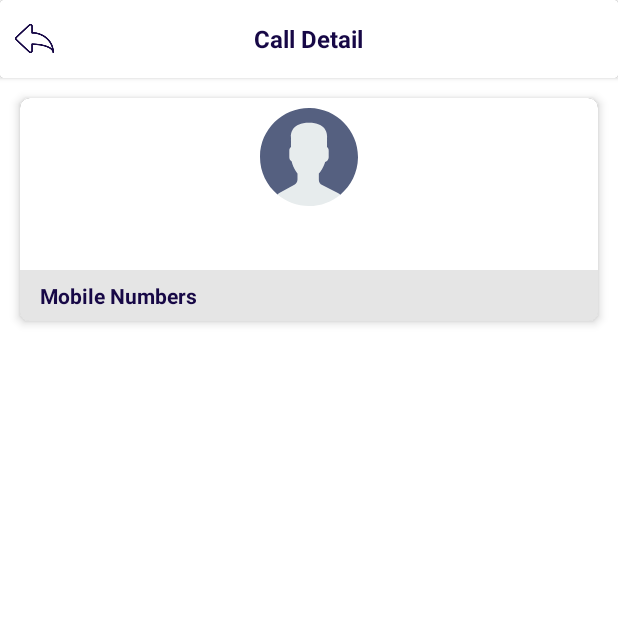
After one commit to BhadreshChavada/iCommunicate, an Android app: the CallDetailsActivity screen opened directly, with no data from a screen before it, on a phone screen of 412 x 824 dp, the top half of it. The commit adds this screen. Run offline under Robolectric (Android 15) with nearby library versions, the phone set to English and light mode, and no system bars; our stand-ins replace ButterKnife, sdp/ssp sizes.

Commit message:
call log done!

```diff
--- /dev/null
+++ b/app/src/main/java/com/icommunicate/activity/CallDetailsActivity.java
@@ -0,0 +1,132 @@
+package com.icommunicate.activity;
+
+import android.os.Bundle;
+import android.util.Log;
+import android.view.View;
+import android.widget.LinearLayout;
+import android.widget.TextView;
+
+import androidx.annotation.Nullable;
+import androidx.appcompat.app.AppCompatActivity;
+import androidx.appcompat.widget.AppCompatTextView;
+import androidx.recyclerview.widget.LinearLayoutManager;
+import androidx.recyclerview.widget.RecyclerView;
+
+import com.icommunicate.R;
+import com.icommunicate.adapter.CallHistoryAdapter;
+import com.icommunicate.apiCall.ApiConstant;
+import com.icommunicate.apiCall.IResult;
+import com.icommunicate.apiCall.requestCall.ApiCallDetails;
+import com.icommunicate.apiCall.requestModels.CallHistory;
+import com.icommunicate.apiCall.responseModels.CallRecordResponse;
+import com.icommunicate.apiCall.responseModels.LogsItem;
+import com.icommunicate.bean.RecentItem;
+import com.icommunicate.common.CommonMethods;
+
+import java.util.ArrayList;
+import java.util.List;
+
+import butterknife.BindView;
+import butterknife.ButterKnife;
+import butterknife.OnClick;
+
+/**
+ * Created by Bhadresh on 23,August,2020
+ */
+
+public class CallDetailsActivity extends AppCompatActivity {
+
+    CallHistoryAdapter mAdapter;
+    @BindView(R.id.recyclerview_call_log)
+    RecyclerView recyclerviewListenToRecord;
+    @BindView(R.id.contactName)
+    TextView contactName;
+    @BindView(R.id.contactNumber)
+    TextView contactNumber;
+    @BindView(R.id.action_bar_edit)
+    LinearLayout actionBarEdit;
+    @BindView(R.id.action_bar_title)
+    AppCompatTextView actionBarTitle;
+    @BindView(R.id.action_bar_back)
+    LinearLayout actionBarBack;
+
+    @Override
+    protected void onCreate(@Nullable Bundle savedInstanceState) {
+        super.onCreate(savedInstanceState);
+        setContentView(R.layout.activity_call_detail);
+        ButterKnife.bind(this);
+        actionBarEdit.setVisibility(View.GONE);
+        actionBarTitle.setText("Call Detail");
+        getCallDetails();
+    }
+
+    RecentItem callItem;
+
+    void getCallDetails() {
+        if (getIntent().getSerializableExtra(ApiConstant.CALLLOG) != null) {
+
+            callItem = (RecentItem) getIntent().getSerializableExtra(ApiConstant.CALLLOG);
+            Log.d("From", callItem.getFromNumber());
+            Log.d("To", callItem.getToNumber());
+
+            if (callItem.getContactName() != null)
+                contactName.setText(callItem.getContactName());
+            contactNumber.setText(callItem.getDisplayNumber());
+
+            CallHistory history = new CallHistory(callItem.getFromNumber(), callItem.getToNumber());
+            ArrayList<RecentItem> recentItemArrayList = new ArrayList<>();
+            ApiCallDetails apiCallDetails = new ApiCallDetails(this, new IResult() {
+                @Override
+                public void notifySuccess(String requestType, Object response) {
+                    if (response instanceof CallRecordResponse) {
+                        CallRecordResponse callRecordResponse = (CallRecordResponse) response;
+                        if (callRecordResponse != null) {
+                            if (callRecordResponse.getLogs() != null) {
+
+                                Log.d("Date", callRecordResponse.getLogs().get(0).getStartTime().getDate());
+
+                                List<LogsItem> logsItemList = callRecordResponse.getLogs();
+                                if (logsItemList.size() > 0) {
+                                    for (int i = 0; i < logsItemList.size(); i++) {
+                                        LogsItem logsItem = logsItemList.get(i);
+                                        recentItemArrayList.add(new RecentItem(
+                                                logsItem.getCallerName(),
+                                                CommonMethods.getValue(logsItem.getFromFormatted()),
+                                                logsItem.getFrom(), logsItem.getTo(),
+                                                logsItem.getDirection().contains("inbound") ? 2 : 1,
+                                                CommonMethods.getValue(logsItem.getDuration()),
+                                                logsItem.getDateCreated().getDate(), logsItem.getSid()
+                                        ));
+                                    }
+                                }
+                            }
+                        }
+                        setUpListing(recentItemArrayList);
+                    }
+
+                }
+
+
+                @Override
+                public void notifyNetworkSuccess(String requestType) {
+
+                }
+            });
+            apiCallDetails.execute(history);
+
+
+        }
+    }
+
+    private void setUpListing(ArrayList<RecentItem> recentItemArrayList) {
+        mAdapter = new CallHistoryAdapter(this, recentItemArrayList);
+        recyclerviewListenToRecord.setAdapter(mAdapter);
+        recyclerviewListenToRecord.setLayoutManager(new LinearLayoutManager(this));
+        mAdapter.notifyDataSetChanged();
+    }
+
+    @OnClick(R.id.action_bar_back)
+    public void onViewClicked() {
+        onBackPressed();
+    }
+}
--- a/app/src/main/java/com/icommunicate/adapter/RecentAdapter.java
+++ b/app/src/main/java/com/icommunicate/adapter/RecentAdapter.java
@@ -82,8 +82,10 @@ public class RecentAdapter extends RecyclerView.Adapter<RecentAdapter.MyViewHold
                 holder.rowRecentCallType.setImageDrawable(ContextCompat.getDrawable(mContext, R.drawable.ic_call_missed_outgoing));
                 break;
         }
+
+
         holder.rowRecentContactName.setText(question.getContactName());
-        holder.rowRecentContactNumber.setText(question.getContactNumber());
+        holder.rowRecentContactNumber.setText(question.getDisplayNumber());
 
         holder.rowRecentCallDate.setText(DateUtil.setUpDate(question.getCallCreated()));
         holder.rowRecentCallTime.setText(DateUtil.setUpTime(question.getCallCreated()));
--- a/app/src/main/java/com/icommunicate/apiCall/ApiConstant.java
+++ b/app/src/main/java/com/icommunicate/apiCall/ApiConstant.java
@@ -3,5 +3,6 @@ package com.icommunicate.apiCall;
 public class ApiConstant {
 
     public static final String CONTACT = "Contact";
+    public static final String CALLLOG = "CallLog";
     public static String BASE_URL = "http://icommunicate.electromech.ie"; // LIVE URL
 }
--- a/app/src/main/java/com/icommunicate/apiCall/RetroApi.java
+++ b/app/src/main/java/com/icommunicate/apiCall/RetroApi.java
@@ -1,5 +1,6 @@
 package com.icommunicate.apiCall;
 
+import com.icommunicate.apiCall.requestModels.CallHistory;
 import com.icommunicate.apiCall.requestModels.CallRecordingRequest;
 import com.icommunicate.apiCall.requestModels.DefultNumberRequest;
 import com.icommunicate.apiCall.requestModels.DeleteCallLogRequest;
@@ -68,4 +69,8 @@ public interface RetroApi {
     @POST("icoomunicate/users/callLogs")
     @Headers({"Content-Type: application/json"})
     Call<ResponseBody> getCallLogs();
+
+    @POST("icoomunicate/users//callLogsTwoNumber")
+    @Headers({"Content-Type: application/json"})
+    Call<ResponseBody> getCallHistory(@Body CallHistory callHistory);
 }
--- a/app/src/main/java/com/icommunicate/fragment/subFragment/FragmentSettingListenToRecordCall.java
+++ b/app/src/main/java/com/icommunicate/fragment/subFragment/FragmentSettingListenToRecordCall.java
@@ -2,7 +2,6 @@ package com.icommunicate.fragment.subFragment;
 
 import android.content.Context;
 import android.content.Intent;
-import android.net.Uri;
 import android.os.Bundle;
 import android.view.LayoutInflater;
 import android.view.View;
@@ -125,11 +124,12 @@ public class FragmentSettingListenToRecordCall extends BaseFragment {
                                 for (int i = 0; i < logsItemList.size(); i++) {
                                     LogsItem logsItem = logsItemList.get(i);
                                     recentItemArrayList.add(new RecentItem(
-                                            "Twillio-Number",
+                                            logsItem.getCallerName(),
                                             CommonMethods.getValue(logsItem.getFromFormatted()),
+                                            logsItem.getFrom(), logsItem.getTo(),
                                             logsItem.getDirection().contains("inbound") ? 2 : 1,
                                             CommonMethods.getValue(logsItem.getDuration()),
-                                            logsItem.getDateCreated().getDate(),logsItem.getSid()
+                                            logsItem.getDateCreated().getDate(), logsItem.getSid()
                                     ));
                                 }
                             }
--- a/app/src/main/java/com/icommunicate/twillio/VoiceActivityDuplicate.java
+++ b/app/src/main/java/com/icommunicate/twillio/VoiceActivityDuplicate.java
@@ -212,7 +212,8 @@ public class VoiceActivityDuplicate extends AppCompatActivity {
             if (bundle.containsKey("Name")) {
                 name = bundle.getString("Name");
                 contactName.setText(name);
-                params.put("name", name);
+                if (name != null)
+                    params.put("name", name);
             } else {
                 params.put("name", phoneNumber.toString());
             }
--- /dev/null
+++ b/app/src/main/res/layout/activity_call_detail.xml
@@ -0,0 +1,78 @@
+<?xml version="1.0" encoding="utf-8"?>
+<LinearLayout xmlns:android="http://schemas.android.com/apk/res/android"
+    xmlns:app="http://schemas.android.com/apk/res-auto"
+    android:layout_width="match_parent"
+    android:layout_height="match_parent"
+    android:background="@color/white"
+    android:orientation="vertical">
+
+    <include layout="@layout/custom_action_bar_layout_with_back" />
+
+
+    <androidx.cardview.widget.CardView
+        android:layout_width="match_parent"
+        android:layout_height="wrap_content"
+        android:layout_margin="@dimen/_10sdp"
+        app:cardCornerRadius="@dimen/_5sdp"
+        app:cardElevation="@dimen/_3sdp">
+
+        <LinearLayout
+            android:layout_width="match_parent"
+            android:layout_height="match_parent"
+            android:background="@color/white"
+            android:orientation="vertical">
+
+            <LinearLayout
+                android:layout_width="match_parent"
+                android:layout_height="wrap_content"
+                android:layout_marginTop="@dimen/_5sdp"
+                android:layout_marginBottom="@dimen/_5sdp"
+                android:orientation="vertical">
+
+                <ImageView
+                    android:layout_width="@dimen/_50sdp"
+                    android:layout_height="@dimen/_50sdp"
+                    android:layout_gravity="center"
+                    android:src="@drawable/ic_user_icon" />
+
+                <androidx.appcompat.widget.AppCompatTextView
+                    android:id="@+id/contactName"
+                    android:layout_width="match_parent"
+                    android:layout_height="wrap_content"
+                    android:layout_marginTop="@dimen/_5sdp"
+                    android:layout_marginBottom="@dimen/_5sdp"
+                    android:gravity="center"
+                    android:textColor="@color/app_blue"
+                    android:textSize="@dimen/_13sdp"
+                    android:textStyle="bold" />
+            </LinearLayout>
+
+            <LinearLayout
+                android:layout_width="match_parent"
+                android:layout_height="wrap_content"
+                android:background="@color/light_gray">
+
+                <androidx.appcompat.widget.AppCompatTextView
+                    android:id="@+id/contactNumber"
+                    android:layout_width="match_parent"
+                    android:layout_height="wrap_content"
+                    android:layout_gravity="center"
+                    android:layout_marginLeft="@dimen/_10sdp"
+                    android:paddingTop="7dp"
+                    android:paddingBottom="7dp"
+                    android:singleLine="true"
+                    android:text="Mobile Numbers"
+                    android:textColor="@color/app_blue"
+                    android:textStyle="bold" />
+            </LinearLayout>
+
+        </LinearLayout>
+    </androidx.cardview.widget.CardView>
+
+    <androidx.recyclerview.widget.RecyclerView
+        android:id="@+id/recyclerview_call_log"
+        android:layout_width="match_parent"
+        android:layout_height="wrap_content"
+        android:layout_margin="@dimen/_10sdp" />
+
+</LinearLayout>
```
Also changed, not shown: app/src/main/AndroidManifest.xml (+7 -0 lines), app/src/main/java/com/icommunicate/adapter/CallHistoryAdapter.java (added, +117 -0 lines), app/src/main/java/com/icommunicate/apiCall/requestCall/ApiCallDetails.java (added, +90 -0 lines), app/src/main/java/com/icommunicate/apiCall/requestModels/CallHistory.java (added, +32 -0 lines), app/src/main/java/com/icommunicate/bean/RecentItem.java (+30 -8 lines), app/src/main/java/com/icommunicate/fragment/subFragment/FragmentRecent.java (+11 -4 lines), app/src/main/res/layout/row_call_history_item.xml (added, +79 -0 lines).
